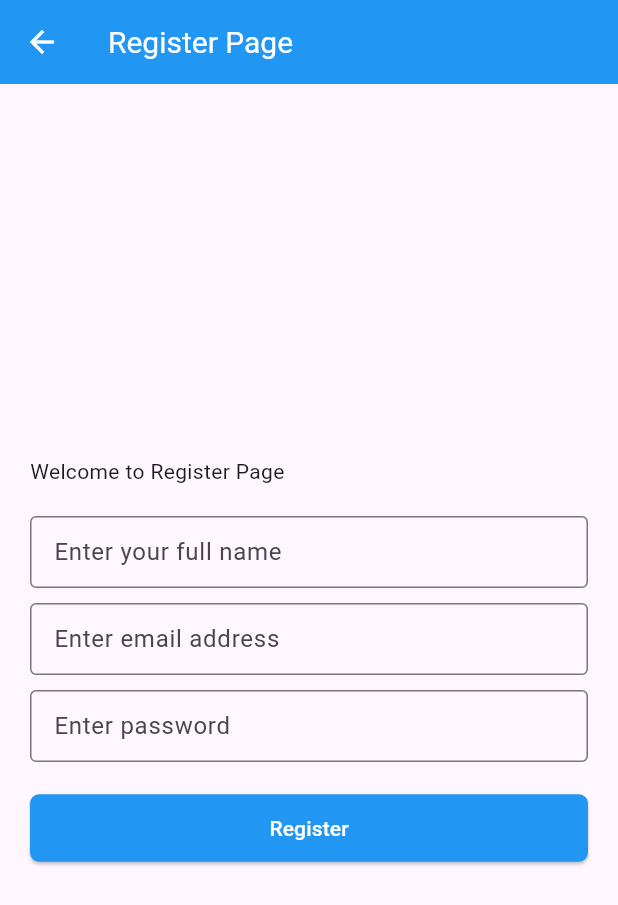
After one commit to Aashish-Dahal/flutter_bloc_skeleton, a Flutter app: the screen it shows after launch, after a tap on "Register", on a phone screen of 412 x 824 dp. The commit adds this screen. Shown: the top 905 px of the screen. Run offline on Flutter 3.47's test engine with Material 3 defaults, Android fonts, the phone set to English and light mode, and no system bars; drawn by our look-alikes of flutter_form_builder; our stand-ins replace dio, easy_localization, equatable, firebase_auth, firebase_core, flutter_bloc and 6 more; missing offline and left inert: dio_cache_interceptor, dio_cache_interceptor_hive_store; accounts and stored records are empty; statements that could not run were skipped.

Commit message:
refactor(clean): code refactor

```diff
--- a/lib/app/config/theme/app_colors.dart
+++ b/lib/app/config/theme/app_colors.dart
@@ -1,5 +1,4 @@
 import 'package:flutter/material.dart';
-import '../../core/utils/extension/common_extension.dart';
 
 class AppColors {
   static const MaterialColor primary = MaterialColor(0xFF2196F3, <int, Color>{
@@ -14,10 +13,10 @@ class AppColors {
     800: Color(0xFF1565C0),
     900: Color(0xFF0D47A1),
   });
-  static Color black = "#333333".toColor();
-  static Color greyDark = "#999999".toColor();
-  static Color greyLight = "#F3F4F8".toColor();
-  static Color secondary = "#097693".toColor();
-  static Color warning = "#BD5D06".toColor();
-  static Color error = "#A40E15".toColor();
+  static const Color black = Color(0xFF333333);
+  static const Color greyDark = Color(0x00999999);
+  static const Color greyLight = Color(0x00f3f4f8);
+  static const Color secondary = Color(0x00097693);
+  static const Color warning = Color(0x00bd5d06);
+  static const Color error = Color(0x00a40e15);
 }
--- a/lib/app/widgets/atoms/input_field.dart
+++ b/lib/app/widgets/atoms/input_field.dart
@@ -1,23 +1,10 @@
 import 'package:flutter/material.dart';
 import 'package:flutter_form_builder/flutter_form_builder.dart';
 
-class InputField extends StatefulWidget {
-  const InputField({super.key, required this.name, this.hint, this.validator});
-  final String name;
+class InputField extends FormBuilderTextField {
   final String? hint;
-  final String? Function(String?)? validator;
-
-  @override
-  State<InputField> createState() => _InputFieldState();
+  InputField({super.key, required super.name, this.hint, super.validator})
+      : super(
+          decoration: InputDecoration(hintText: hint),
+        );
 }
-
-class _InputFieldState extends State<InputField> {
-  @override
-  Widget build(BuildContext context) {
-    return FormBuilderTextField(
-      name: widget.name,
-      decoration: InputDecoration(hintText: widget.hint),
-      validator: widget.validator,
-    );
-  }
-}
--- a/lib/app/widgets/organisms/login_input_view.dart
+++ b/lib/app/widgets/molecules/register_input_field.dart
@@ -4,9 +4,10 @@ import 'package:flutter_form_builder/flutter_form_builder.dart';
 import '../../core/validators/auth_validator.dart';
 import '../atoms/input_field.dart';
 
-class LoginInputView extends StatelessWidget with AuthValidator {
+class RegisterInputField extends StatelessWidget with AuthValidator {
   final GlobalKey<FormBuilderState> formKey;
-  LoginInputView({super.key, required this.formKey});
+
+  RegisterInputField({super.key, required this.formKey});
 
   @override
   Widget build(BuildContext context) {
@@ -15,6 +16,14 @@ class LoginInputView extends StatelessWidget with AuthValidator {
       child: Column(
         mainAxisAlignment: MainAxisAlignment.center,
         children: [
+          InputField(
+            name: "full_name",
+            hint: "Enter your full name",
+            validator: fullNameValidator,
+          ),
+          const SizedBox(
+            height: 10,
+          ),
           InputField(
             name: "email",
             hint: "Enter email address",
--- /dev/null
+++ b/lib/app/widgets/organisms/login_page_body.dart
@@ -0,0 +1,89 @@
+import 'package:flutter/material.dart';
+import 'package:flutter_bloc/flutter_bloc.dart';
+import 'package:flutter_form_builder/flutter_form_builder.dart';
+import 'package:go_router/go_router.dart';
+
+import '../../config/routes/route_path.dart';
+import '../../core/utils/extension/common_extension.dart';
+import '../../core/utils/extension/context_extension/dialog_extension.dart';
+import '../../pages/auth/bloc/auth_bloc.dart';
+import '../molecules/login_input_field.dart';
+
+class LoginPageBody extends StatefulWidget {
+  const LoginPageBody({super.key});
+
+  @override
+  State<LoginPageBody> createState() => _LoginPageBodyState();
+}
+
+class _LoginPageBodyState extends State<LoginPageBody> {
+  final formKey = GlobalKey<FormBuilderState>();
+
+  void onAuthStateListener(BuildContext context, AuthState state) {
+    if (state is AuthFailure) {
+      context.showSnackBar(state.message);
+    }
+  }
+
+  void onSignInButtonPressed() {
+    if (formKey.currentState!.saveAndValidate()) {
+      context.read<AuthBloc>().add(AuthSignIn(userMap: formKey.formValue));
+    }
+  }
+
+  void onRegisterButtonPressed() {
+    context.push(AppPage.register.toPath);
+  }
+
+  @override
+  void dispose() {
+    formKey.currentState?.dispose();
+    super.dispose();
+  }
+
+  @override
+  Widget build(BuildContext context) {
+    return Padding(
+      padding: const EdgeInsets.symmetric(horizontal: 20),
+      child: Column(
+        crossAxisAlignment: CrossAxisAlignment.stretch,
+        mainAxisAlignment: MainAxisAlignment.center,
+        children: [
+          const Text("Welcome to Login Page"),
+          const SizedBox(
+            height: 20,
+          ),
+          LoginInputField(
+            formKey: formKey,
+          ),
+          const SizedBox(
+            height: 20,
+          ),
+          BlocConsumer<AuthBloc, AuthState>(
+            listener: onAuthStateListener,
+            builder: (_, state) {
+              return ElevatedButton(
+                onPressed: onSignInButtonPressed,
+                child: const Text("Login"),
+              ).withLoading(state is AuthLoading);
+            },
+          ),
+          const SizedBox(
+            height: 20,
+          ),
+          const Text(
+            "Don't have an account?",
+            textAlign: TextAlign.center,
+          ),
+          const SizedBox(
+            height: 20,
+          ),
+          OutlinedButton(
+            onPressed: onRegisterButtonPressed,
+            child: const Text("Register"),
+          ),
+        ],
+      ),
+    );
+  }
+}
--- /dev/null
+++ b/lib/app/widgets/organisms/register_page_body.dart
@@ -0,0 +1,72 @@
+import 'package:flutter/material.dart';
+import 'package:flutter_bloc/flutter_bloc.dart';
+import 'package:flutter_form_builder/flutter_form_builder.dart';
+import 'package:go_router/go_router.dart';
+
+import '../../config/routes/route_path.dart';
+import '../../core/utils/extension/common_extension.dart';
+import '../../core/utils/extension/context_extension/dialog_extension.dart';
+import '../../pages/auth/bloc/auth_bloc.dart';
+import '../molecules/register_input_field.dart';
+
+class RegisterPageBody extends StatefulWidget {
+  const RegisterPageBody({super.key});
+
+  @override
+  State<RegisterPageBody> createState() => _RegisterPageBodyState();
+}
+
+class _RegisterPageBodyState extends State<RegisterPageBody> {
+  final formKey = GlobalKey<FormBuilderState>();
+
+  void onAuthStateListener(BuildContext context, AuthState state) {
+    if (state is AuthSuccess) {
+      context.showSnackBar(state.message);
+      context.go(AppPage.login.toPath);
+    }
+  }
+
+  void onSignUpButtonPressed(BuildContext context) {
+    if (formKey.currentState!.saveAndValidate()) {
+      context.read<AuthBloc>().add(AuthSignUp(userMap: formKey.formValue));
+    }
+  }
+
+  @override
+  void dispose() {
+    formKey.currentState?.dispose();
+    super.dispose();
+  }
+
+  @override
+  Widget build(BuildContext context) {
+    return Padding(
+      padding: const EdgeInsets.symmetric(horizontal: 20),
+      child: Column(
+        crossAxisAlignment: CrossAxisAlignment.stretch,
+        mainAxisAlignment: MainAxisAlignment.center,
+        children: [
+          const Text("Welcome to Register Page"),
+          const SizedBox(
+            height: 20,
+          ),
+          RegisterInputField(
+            formKey: formKey,
+          ),
+          const SizedBox(
+            height: 20,
+          ),
+          BlocConsumer<AuthBloc, AuthState>(
+            listener: onAuthStateListener,
+            builder: (context, state) {
+              return ElevatedButton(
+                onPressed: () => onSignUpButtonPressed(context),
+                child: const Text("Register"),
+              ).withLoading(state is AuthLoading);
+            },
+          ),
+        ],
+      ),
+    );
+  }
+}
```
Also changed, not shown: lib/app/core/utils/extension/common_extension.dart (+0 -10 lines), lib/app/pages/auth/page/login_page.dart (+3 -52 lines), lib/app/pages/auth/page/register_page.dart (+3 -39 lines), lib/app/pages/auth/view_modal/login_view_modal.dart (deleted, +0 -36 lines), lib/app/pages/auth/view_modal/register_view_modal.dart (deleted, +0 -33 lines), lib/app/widgets/molecules/login_input_field.dart (renamed from lib/app/widgets/organisms/register_input_view.dart, +2 -11 lines), pubspec.yaml (+12 -12 lines), 1 other file.
